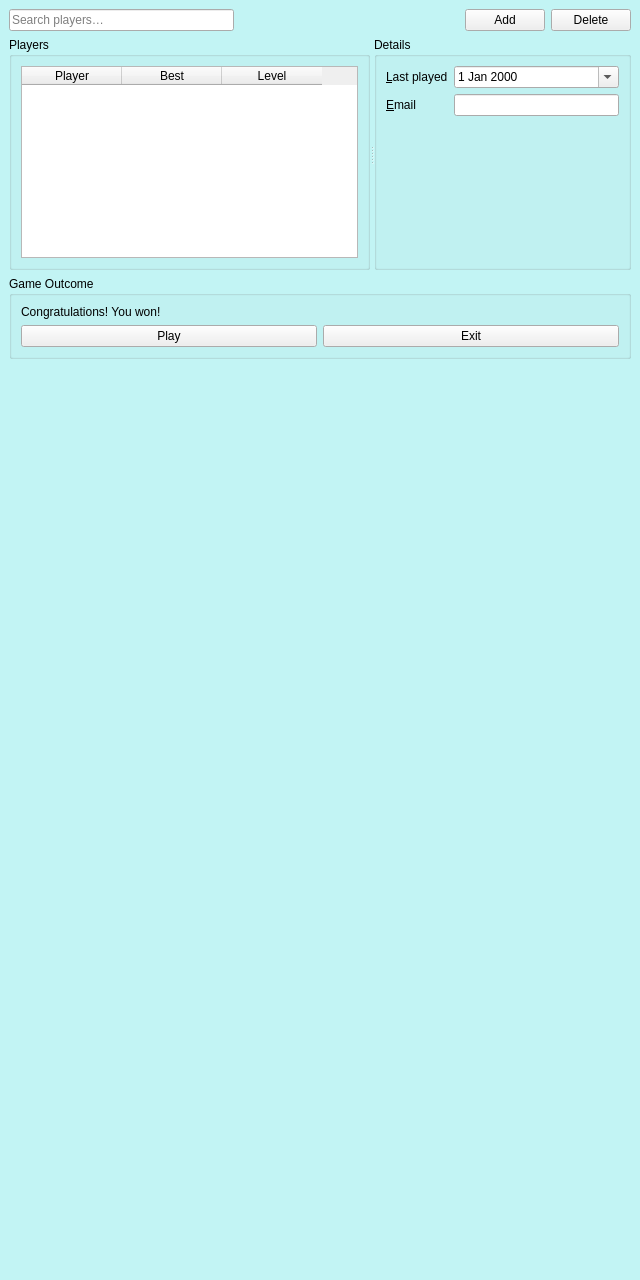
Qt form ui/main_portrait.ui (brownidj/angrygranny) before a commit.
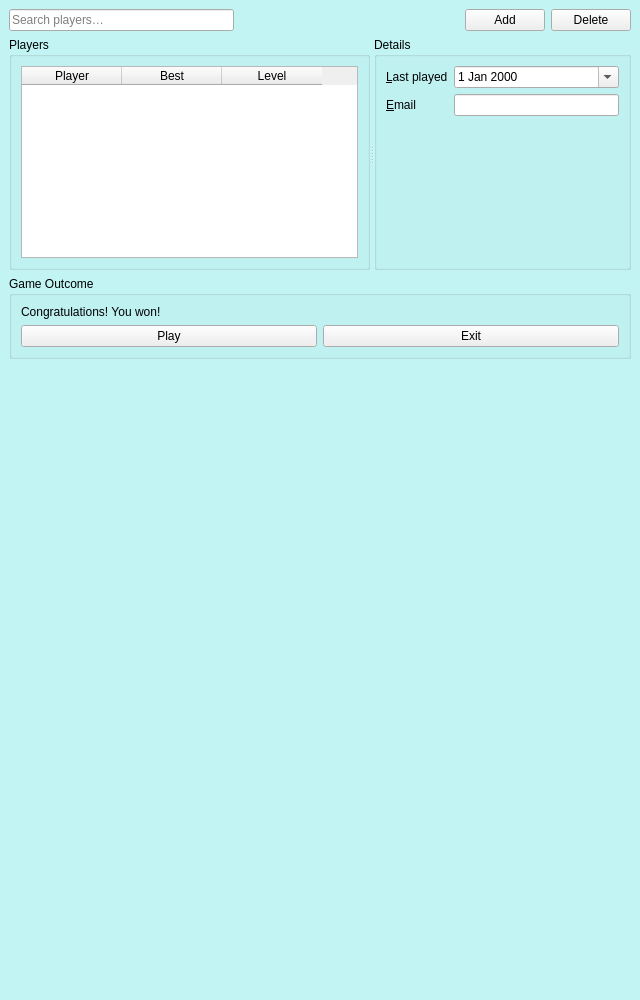
The same form after that commit.

Diff of the .ui file:
```diff
--- a/ui/main_portrait.ui
+++ b/ui/main_portrait.ui
@@ -10,7 +10,8 @@
                 <x>0</x>
                 <y>0</y>
                 <width>640</width>
-                <height>1280</height>
+<!--                <height>1280</height>-->
+                <height>1000</height>
             </rect>
         </property>
         <property name="styleSheet">
```
